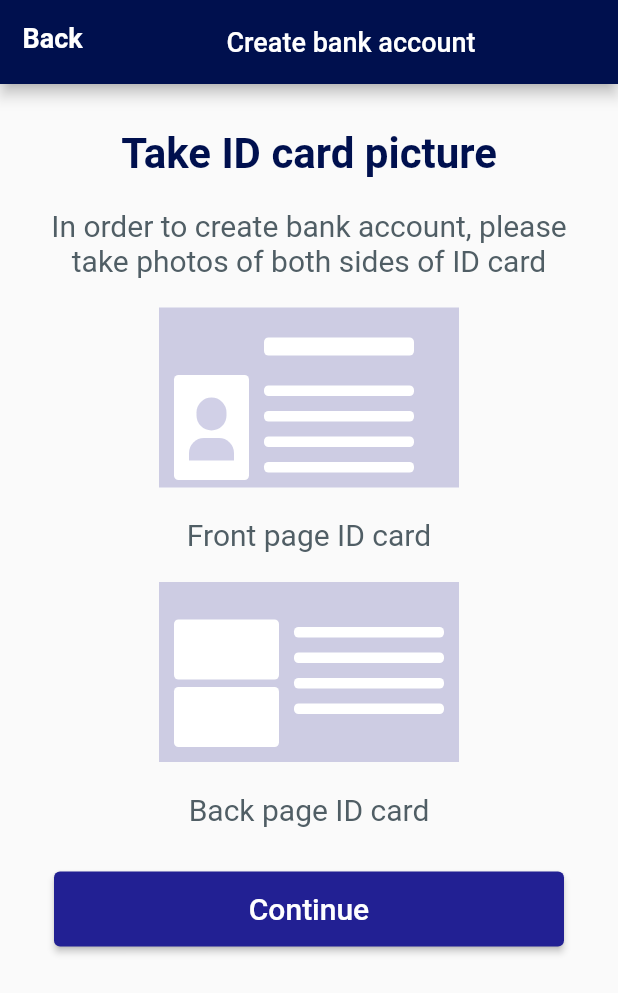
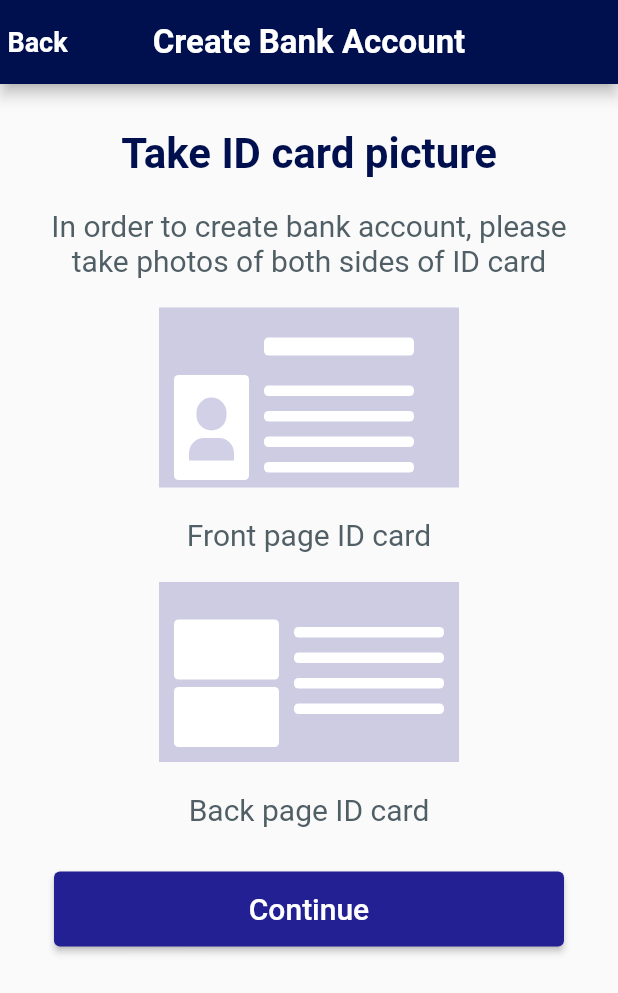
Before and after one commit to NDK1410/TNEX_Merchant, a Flutter app: the TakeIdCardPictureIntroScreen screen opened by its route, on a phone screen of 412 x 824 dp. Shown: the top 993 px of the screen. Run offline on Flutter 3.47's test engine with Material 2 defaults, Android fonts, the phone set to English and light mode, and no system bars; our stand-ins replace flutter_icons; missing offline and left inert: fdottedline.

Commit message:
fix-navigate-goback

```diff
--- a/lib/src/screens/1_Onboarding/TakeIdCardPictureIntroScreen.dart
+++ b/lib/src/screens/1_Onboarding/TakeIdCardPictureIntroScreen.dart
@@ -7,24 +7,35 @@ class TakeIdCardPictureIntroScreen extends StatelessWidget {
   Widget build(BuildContext context) {
     return Scaffold(
       appBar: AppBar(
-        title: Center(
-          child: Text(
-            "Create bank account",
-            style: TextStyle(fontSize: 18),
+        leadingWidth: 50,
+        automaticallyImplyLeading: true,
+        title: Container(
+          /// padding width = leading width to center title
+          padding: EdgeInsets.only(right: 50),
+          child: Center(
+            child: Text(
+              "Create Bank Account",
+              textAlign: TextAlign.center,
+              style: TextStyle(
+                color: Colors.white,
+                fontSize: 22,
+                fontWeight: FontWeight.bold,
+              ),
+            ),
           ),
         ),
-        leading: Container(
-          padding: EdgeInsets.only(top: 15, left: 15),
+        leading: Center(
           child: GestureDetector(
             onTap: () {
-              Navigator.of(context).pop(null);
+              Navigator.of(context).pop();
             },
             child: Text(
               "Back",
               style: TextStyle(
-                  color: Colors.white,
-                  fontSize: 18,
-                  fontWeight: FontWeight.bold),
+                color: Colors.white,
+                fontSize: 18,
+                fontWeight: FontWeight.bold,
+              ),
             ),
           ),
         ),
```
Also changed, not shown: lib/src/screens/1_Onboarding/IdCardDocumentTypeScreen.dart (+12 -42 lines), lib/src/screens/3_Campaign/CampaignSelectTemplate.dart (+21 -10 lines).
